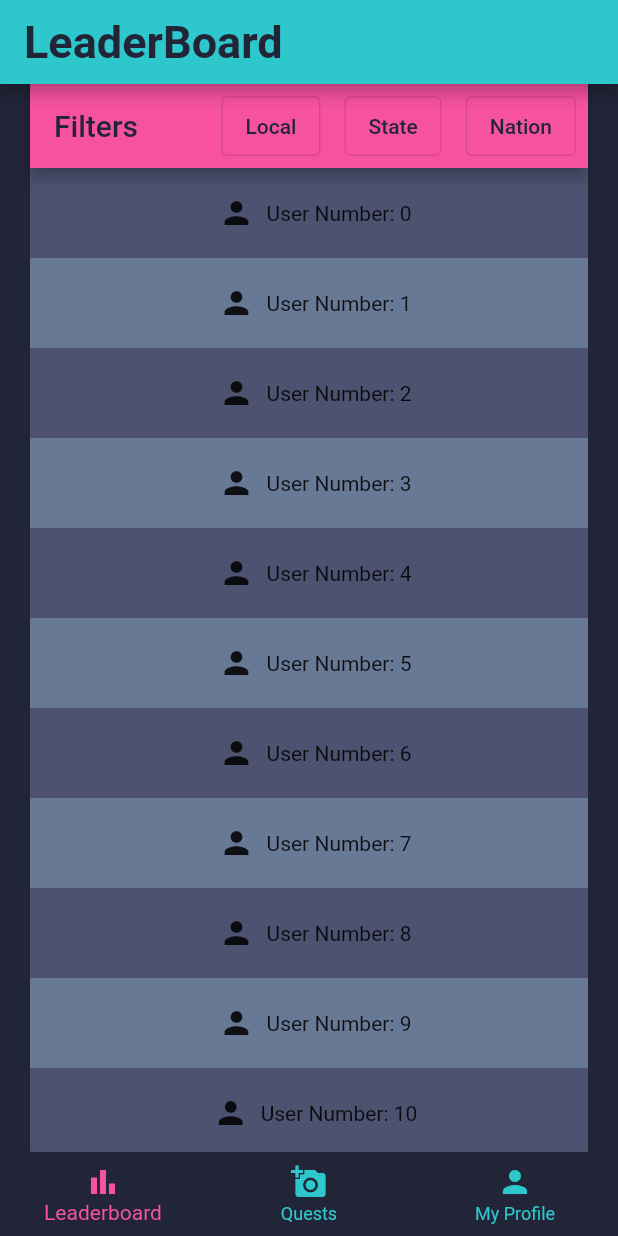
After one commit to Maxpatriot/Capsher-Challenge-Spring-2022, a Flutter app: the screen it shows after launch, on a phone screen of 412 x 824 dp. The commit adds this screen. Run offline on Flutter 3.47's test engine with Material 2 defaults, Android fonts, the light colour scheme and no system bars; our stand-ins replace google_maps_flutter; missing offline and left inert: postgres.

Commit message:
refactored widgets

```diff
--- /dev/null
+++ b/capsher_app/lib/leaderboard.dart
@@ -0,0 +1,71 @@
+import 'package:flutter/material.dart';
+import 'package:postgres/postgres.dart';
+import 'themes.dart';
+
+class LeaderBoard extends StatefulWidget {
+  const LeaderBoard({Key? key}) : super(key: key);
+
+  @override
+  State<LeaderBoard> createState() => _LeaderBoardState();
+}
+
+class _LeaderBoardState extends State<LeaderBoard> {
+
+  List<String> filters = ['Local', 'State', 'Nation'];
+  List<Widget> getFilterList() {
+    List<Widget> childs = [];
+    for (String filter in filters) {
+      childs.add(Padding(
+        padding: const EdgeInsets.all(8.0),
+        child: OutlinedButton(
+          onPressed: () {},
+          child: Text(
+            filter,
+            style: const TextStyle(color: colorDarkGray),
+          ),
+        ),
+      ));
+    }
+    return childs;
+  }
+
+  @override
+  Widget build(BuildContext context) {
+    return Scaffold(
+      appBar: AppBar(
+        title: const Text(
+          "Filters",
+          style: TextStyle(color: colorDarkGray),
+        ),
+        backgroundColor: colorSecondary,
+        actions: getFilterList(),
+      ),
+      body: CustomScrollView(
+        slivers: <Widget>[
+          SliverFixedExtentList(
+            itemExtent: 60.0,
+            delegate: SliverChildBuilderDelegate(
+              (BuildContext context, int index) {
+                return Container(
+                  alignment: Alignment.center,
+                  color: (index % 2 == 0) ? colorMidGray : colorLightGray,
+                  //color: Colors.cyan[100 * (index % 9)],
+                  child: Row(
+                    mainAxisAlignment: MainAxisAlignment.center,
+                    children: [
+                      const Padding(
+                        padding: EdgeInsets.all(8.0),
+                        child: Icon(Icons.person),
+                      ),
+                      Text('User Number: $index'),
+                    ],
+                  ),
+                );
+              },
+            ),
+          ),
+        ],
+      ),
+    );
+  }
+}
--- /dev/null
+++ b/capsher_app/lib/themes.dart
@@ -0,0 +1,11 @@
+import 'package:flutter/material.dart';
+
+const Color colorLightGray = Color(0xFF687996);
+const Color colorMidGray = Color(0xFF4C5270);
+const Color colorDarkGray = Color(0xFF222538);
+const Color colorPrimary = Color(0xFF2DC7CC);
+const Color colorSecondary = Color(0xFFF652A0);
+const Color colorAccent = Color(0xFF42A5F5);
+
+const TextStyle styleBigBold =
+    TextStyle(fontSize: 30, fontWeight: FontWeight.bold);
--- a/capsher_app/pubspec.yaml
+++ b/capsher_app/pubspec.yaml
@@ -34,6 +34,8 @@
   # The following adds the Cupertino Icons font to your application.
   # Use with the CupertinoIcons class for iOS style icons.
   cupertino_icons: ^1.0.2
+  google_maps_flutter: ^2.1.1
+  postgres: ^2.4.3
 
 dev_dependencies:
   flutter_test:
```
Also changed, not shown: capsher_app/lib/main.dart (+94 -112 lines), capsher_app/pubspec.lock, 1 other file.
